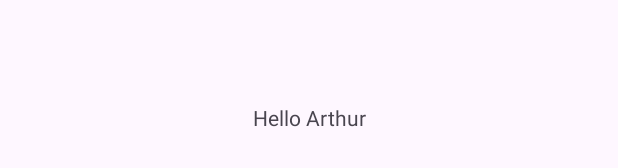
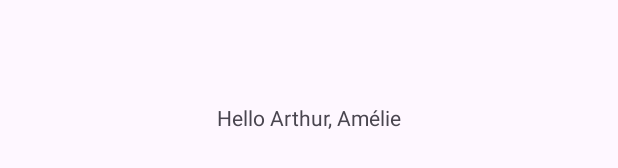
Before and after one commit to Archidoc142/Cinebox_MOBILE, an Android app: the layout activity_main.xml on its own in the app's theme, with its tools: preview values and no code run, on a phone screen of 412 x 824 dp. Shown: the part 501-669 px from the top of the screen. Run offline under Robolectric (Android 15) with nearby library versions, the phone set to English and light mode, and no system bars.

Commit message:
ajout Amélie

```diff
--- a/app/src/main/res/layout/activity_main.xml
+++ b/app/src/main/res/layout/activity_main.xml
@@ -9,7 +9,7 @@
     <TextView
         android:layout_width="wrap_content"
         android:layout_height="wrap_content"
-        android:text="Hello Arthur"
+        android:text="Hello Arthur, Amélie"
         app:layout_constraintBottom_toBottomOf="parent"
         app:layout_constraintEnd_toEndOf="parent"
         app:layout_constraintStart_toStartOf="parent"
```
